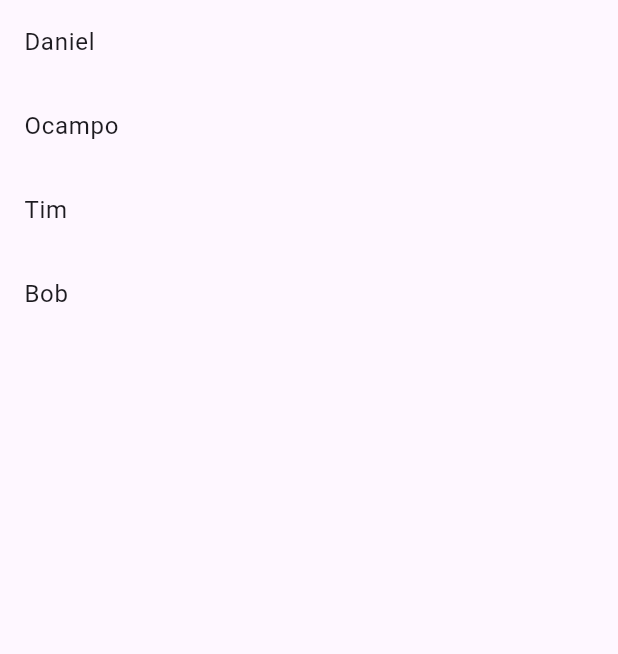
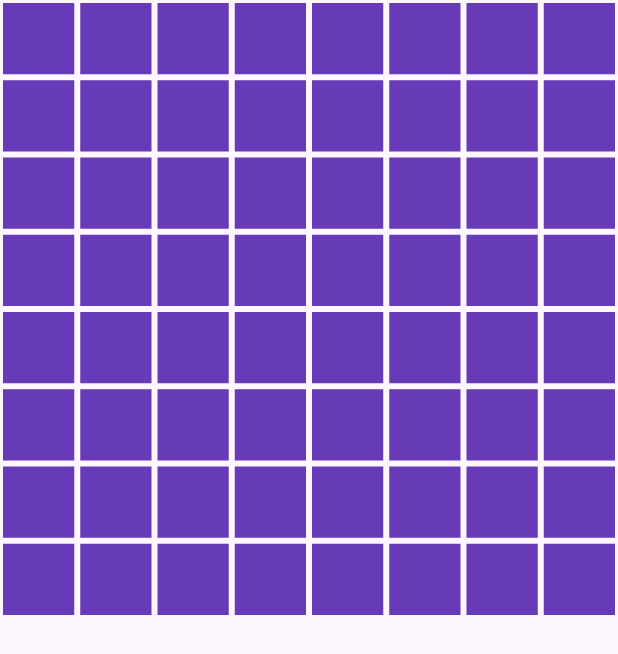
Before and after one commit to do2523/FlutterApp, a Flutter app: the screen it shows after launch, on a phone screen of 412 x 824 dp. Shown: the top 654 px of the screen. Run offline on Flutter 3.47's test engine with Material 3 defaults, Android fonts, the phone set to English and light mode, and no system bars.

Commit message:
Create an 8 by 8 grid with the GridView widget

```diff
--- a/lib/main.dart
+++ b/lib/main.dart
@@ -7,18 +7,18 @@ void main() {
 class MyApp extends StatelessWidget {
   MyApp({super.key});
 
-  List names = ["Daniel", "Ocampo", "Tim", "Bob"];
-
   @override
   Widget build(BuildContext context) {
     return MaterialApp(
       debugShowCheckedModeBanner: false,
       // Skeleton Widget
       home: Scaffold(
-        body: ListView.builder(
-          itemCount: names.length,
-          itemBuilder: (context, index) => ListTile(
-            title: Text(names[index]),
+        body: GridView.builder(
+          itemCount: 64,
+          gridDelegate: SliverGridDelegateWithFixedCrossAxisCount(crossAxisCount: 8),
+          itemBuilder: (context, index) => Container(
+            color: Colors.deepPurple,
+            margin: EdgeInsets.all(2)
           ),
           ),
       ),
```
